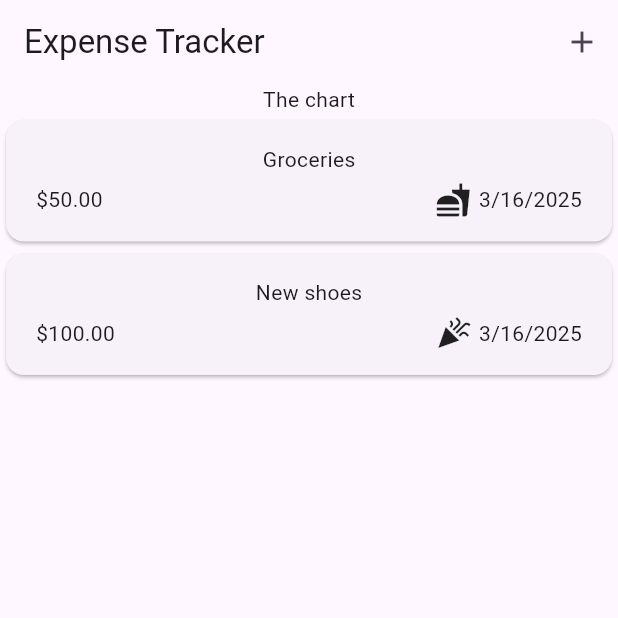
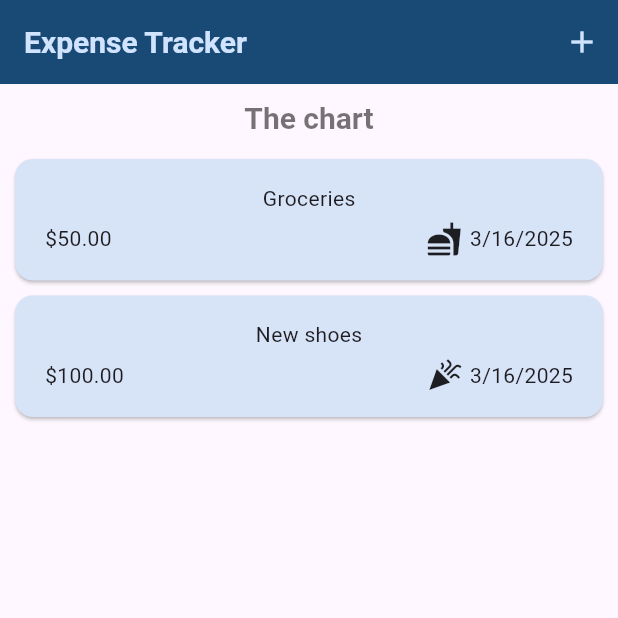
Before and after one commit to satyampra73/Expense_Tracker, a Flutter app: the screen it shows after launch, on a phone screen of 412 x 824 dp, the top half of it. Run offline on Flutter 3.47's test engine with Material 3 defaults, Android fonts, the phone set to English and light mode, and no system bars.

Commit message:
theming part done working on chart

```diff
--- a/lib/main.dart
+++ b/lib/main.dart
@@ -4,6 +4,12 @@ import 'package:flutter/material.dart';
 void main() {
   runApp(const MainApp());
 }
+
+var kColorScheme = ColorScheme.fromSeed(seedColor: Colors.blue);
+
+var kDarkColorScheme = ColorScheme.fromSeed(
+  seedColor: const Color.fromARGB(255, 142, 28, 207),
+);
 
 class MainApp extends StatelessWidget {
   const MainApp({super.key});
@@ -12,8 +18,42 @@ class MainApp extends StatelessWidget {
   Widget build(BuildContext context) {
     return MaterialApp(
       debugShowCheckedModeBanner: false,
-      theme:ThemeData(useMaterial3: true),
-      home:Expenses()
+      darkTheme: ThemeData.dark().copyWith(
+        colorScheme: kDarkColorScheme,
+        appBarTheme: AppBarTheme().copyWith(
+          backgroundColor: kDarkColorScheme.onPrimaryContainer,
+          foregroundColor: kDarkColorScheme.primaryContainer,
+        ),
+        cardTheme: CardTheme().copyWith(
+          color: kDarkColorScheme.secondaryContainer,
+          margin: EdgeInsets.symmetric(horizontal: 10, vertical: 5),
+        ),
+      ),
+      theme: ThemeData().copyWith(
+        colorScheme: kColorScheme,
+        appBarTheme: AppBarTheme().copyWith(
+          backgroundColor: kColorScheme.onPrimaryContainer,
+          foregroundColor: kColorScheme.primaryContainer,
+        ),
+        cardTheme: CardTheme().copyWith(
+          color: kColorScheme.secondaryContainer,
+          margin: EdgeInsets.symmetric(horizontal: 10, vertical: 5),
+        ),
+        elevatedButtonTheme: ElevatedButtonThemeData(
+          style: ElevatedButton.styleFrom(
+            backgroundColor: kColorScheme.primaryContainer,
+          ),
+        ),
+        textTheme: ThemeData().textTheme.copyWith(
+          titleLarge: TextStyle(
+            color: Colors.black54,
+            fontWeight: FontWeight.bold,
+            fontSize: 20,
+          ),
+        ),
+      ),
+
+      home: Expenses(),
     );
   }
 }
--- a/lib/widgets/expenses.dart
+++ b/lib/widgets/expenses.dart
@@ -41,13 +41,41 @@ class _ExpensesState extends State<Expenses> {
   }
 
   void _removeExpense(Expense expense) {
+    var expenseIndex = _registeredExpenses.indexOf(expense);
     setState(() {
       _registeredExpenses.remove(expense);
     });
+
+    ScaffoldMessenger.of(context).clearSnackBars();
+    ScaffoldMessenger.of(context).showSnackBar(
+      SnackBar(
+        duration: Duration(seconds: 2),
+        content: Text('Expense removed'),
+        action: SnackBarAction(
+          label: 'UNDO',
+          onPressed: () {
+            setState(() {
+              _registeredExpenses.insert(expenseIndex, expense);
+            });
+          },
+        ),
+      ),
+    );
   }
 
   @override
   Widget build(BuildContext context) {
+    Widget mainContent = Center(
+      child: Text('No expenses yet . Start adding some!'),
+    );
+
+    if (_registeredExpenses.isNotEmpty) {
+      mainContent = ExpensesList(
+        expenses: _registeredExpenses,
+        onRemoveExpense: _removeExpense,
+      );
+    }
+
     return Scaffold(
       appBar: AppBar(
         title: Text("Expense Tracker"),
@@ -60,17 +88,15 @@ class _ExpensesState extends State<Expenses> {
           ),
         ],
       ),
-      body: Column(
-        children: [
-          Text('The chart'),
-          Expanded(
-            child: ExpensesList(
-              expenses: _registeredExpenses,
-              onRemoveExpense: _removeExpense,
-            ),
-          ),
-        ],
-      ),
+      body: Column(children: [
+        SizedBox(height: 10),
+        Text(
+        'The chart',
+        style: Theme.of(context).textTheme.titleLarge,
+        ),
+        SizedBox(height: 10),
+        Expanded(child: mainContent)]
+        ),
     );
   }
 }
--- a/lib/widgets/expenses_list/expenses_list.dart
+++ b/lib/widgets/expenses_list/expenses_list.dart
@@ -18,9 +18,17 @@ class ExpensesList extends StatelessWidget {
                 onDismissed: (direction) {
                   onRemoveExpense(expenses[index]);
                 } ,
+                background: Container(
+                  color: Theme.of(context).colorScheme.error,
+                  margin: EdgeInsets.symmetric(
+                    horizontal: Theme.of(context).cardTheme.margin!.horizontal,
+                    vertical: 4,
+                  ),
+                ),
                 key: ValueKey(expenses[index]),
                 child: ExpenseItem(expenses[index])
-              ),
+
+    ),
     );
   }
 }
```
Also changed, not shown: lib/chart/chart.dart (added, +94 -0 lines), lib/chart/chart_bar.dart (added, +34 -0 lines), lib/model/expense.dart (+24 -6 lines).
